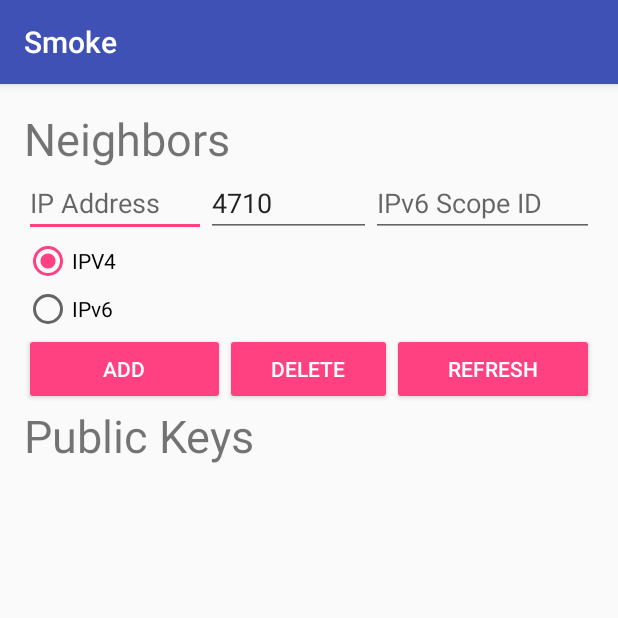
After one commit to textbrowser/smoke, an Android app: the Settings screen opened directly, with no data from a screen before it, on a phone screen of 412 x 824 dp, the top half of it. The commit adds this screen. Run offline under Robolectric (Android 15) with nearby library versions, the phone set to English and light mode, and no system bars.

Commit message:
New files. New widgets.

```diff
--- /dev/null
+++ b/Smoke/app/src/main/java/org/purple/smoke/Settings.java
@@ -0,0 +1,13 @@
+package org.purple.smoke;
+
+import android.support.v7.app.AppCompatActivity;
+import android.os.Bundle;
+
+public class Settings extends AppCompatActivity {
+
+    @Override
+    protected void onCreate(Bundle savedInstanceState) {
+        super.onCreate(savedInstanceState);
+        setContentView(R.layout.activity_settings);
+    }
+}
--- /dev/null
+++ b/Smoke/app/src/main/res/layout/activity_settings.xml
@@ -0,0 +1,134 @@
+<?xml version="1.0" encoding="utf-8"?>
+<RelativeLayout xmlns:android="http://schemas.android.com/apk/res/android"
+    xmlns:tools="http://schemas.android.com/tools"
+    android:id="@+id/activity_settings"
+    android:layout_width="match_parent"
+    android:layout_height="match_parent"
+    android:paddingBottom="@dimen/activity_vertical_margin"
+    android:paddingLeft="@dimen/activity_horizontal_margin"
+    android:paddingRight="@dimen/activity_horizontal_margin"
+    android:paddingTop="@dimen/activity_vertical_margin"
+    tools:context="org.purple.smoke.Settings">
+
+    <ScrollView
+        android:layout_width="match_parent"
+        android:layout_height="match_parent"
+        android:layout_alignParentTop="true"
+        android:layout_alignParentLeft="true"
+        android:layout_alignParentStart="true">
+
+        <LinearLayout
+            android:layout_width="match_parent"
+            android:layout_height="wrap_content"
+            android:orientation="vertical" >
+
+            <TextView
+                android:text="@string/neighbors"
+                android:layout_width="match_parent"
+                android:layout_height="wrap_content"
+                android:id="@+id/textView2"
+                android:textSize="30sp" />
+
+            <GridView
+                android:layout_width="match_parent"
+                android:layout_height="match_parent"
+                android:id="@+id/neighbors" />
+
+            <LinearLayout
+                android:orientation="horizontal"
+                android:layout_width="match_parent"
+                android:layout_height="match_parent">
+
+                <EditText
+                    android:layout_width="121dp"
+                    android:layout_height="wrap_content"
+                    android:inputType="textPersonName"
+                    android:ems="10"
+                    android:id="@+id/neighbor_ip_address"
+                    android:hint="@string/ip_address" />
+
+                <EditText
+                    android:layout_width="0dp"
+                    android:layout_height="wrap_content"
+                    android:inputType="number"
+                    android:ems="10"
+                    android:id="@+id/neighbor_port"
+                    android:layout_weight="0.03"
+                    android:text="@string/_4710" />
+
+                <EditText
+                    android:layout_width="112dp"
+                    android:layout_height="wrap_content"
+                    android:inputType="textPersonName"
+                    android:ems="10"
+                    android:id="@+id/neighbors_scope_id"
+                    android:layout_weight="0.01"
+                    android:hint="IPv6 Scope ID" />
+
+            </LinearLayout>
+
+            <RadioGroup
+                android:layout_width="match_parent"
+                android:layout_height="match_parent"
+                android:checkedButton="@+id/neighbors_ipv4">
+
+                <RadioButton
+                    android:text="@string/ipv4"
+                    android:layout_width="wrap_content"
+                    android:layout_height="wrap_content"
+                    android:id="@+id/neighbors_ipv4"
+                    android:layout_weight="1"
+                    android:checked="true" />
+
+                <RadioButton
+                    android:text="@string/ipv6"
+                    android:layout_width="wrap_content"
+                    android:layout_height="wrap_content"
+                    android:id="@+id/neighbors_ipv6"
+                    android:layout_weight="1" />
+
+            </RadioGroup>
+
+            <LinearLayout
+                android:orientation="horizontal"
+                android:layout_width="match_parent"
+                android:layout_height="match_parent">
+
+                <Button
+                    android:text="@string/add"
+                    android:layout_width="wrap_content"
+                    android:layout_height="wrap_content"
+                    android:id="@+id/add_neighbor"
+                    android:layout_weight="1"
+                    style="@style/Widget.AppCompat.Button.Colored" />
+
+                <Button
+                    android:text="@string/delete"
+                    android:layout_width="wrap_content"
+                    android:layout_height="wrap_content"
+                    android:id="@+id/delete_neighbor"
+                    style="@style/Widget.AppCompat.Button.Colored"
+                    android:layout_weight="0.51" />
+
+                <Button
+                    android:text="@string/refresh"
+                    android:layout_width="wrap_content"
+                    android:layout_height="wrap_content"
+                    android:id="@+id/refresh_neighbors"
+                    android:layout_weight="1"
+                    style="@style/Widget.AppCompat.Button.Colored" />
+
+            </LinearLayout>
+
+            <TextView
+                android:text="@string/public_keys"
+                android:layout_width="match_parent"
+                android:layout_height="0dp"
+                android:id="@+id/textView6"
+                android:layout_weight="1"
+                android:textSize="30sp" />
+
+        </LinearLayout>
+    </ScrollView>
+
+</RelativeLayout>
--- a/Smoke/app/src/main/res/values/strings.xml
+++ b/Smoke/app/src/main/res/values/strings.xml
@@ -14,5 +14,6 @@
     <string name="public_keys">Public Keys</string>
     <string name="ipv4">IPV4</string>
     <string name="ipv6">IPv6</string>
-    <string name="ipv6_scope_id">IPV6 Scope ID</string>
+    <string name="ipv6_scope_id">IPv6 Scope ID</string>
+    <string name="refresh">Refresh</string>
 </resources>
```
